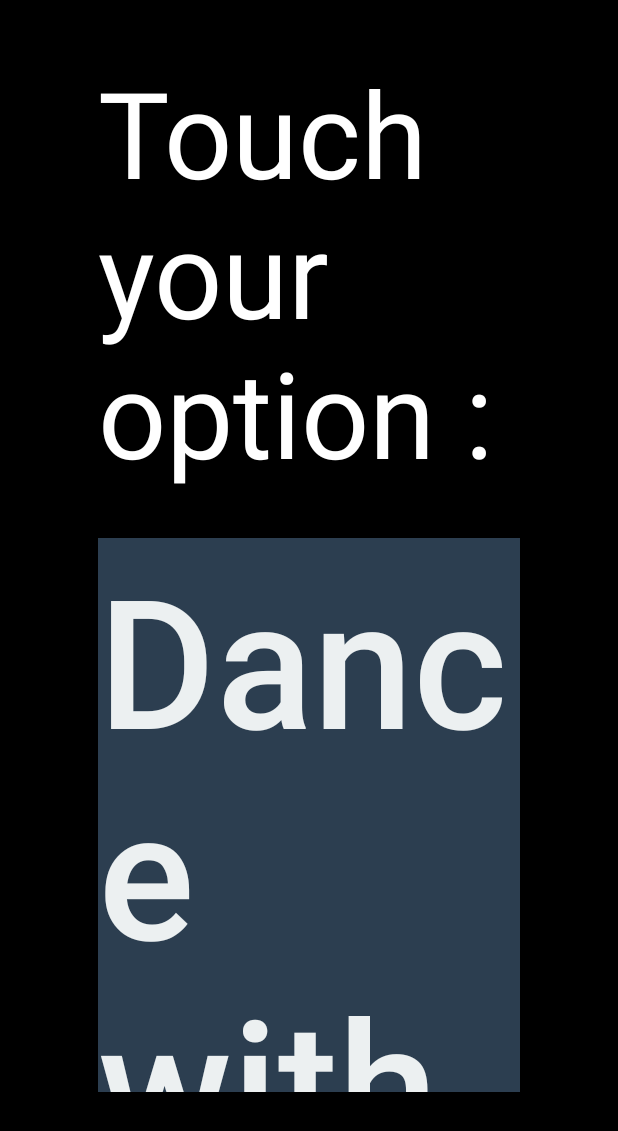
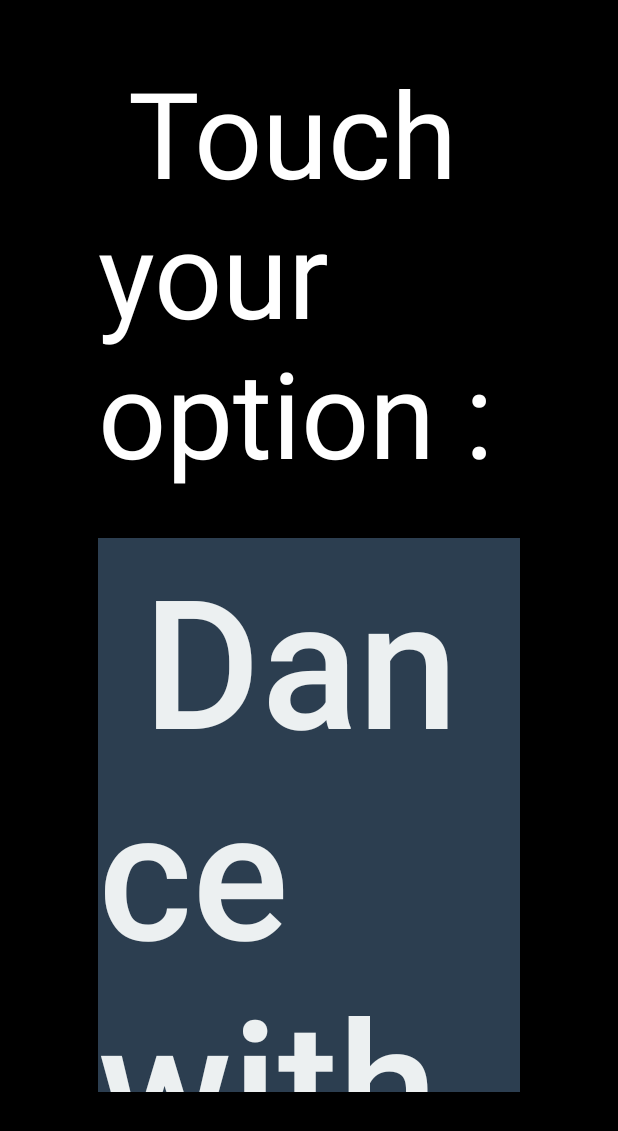
Before and after one commit to Wow-H/MainDacing, an Android app: the screen it shows after launch (StartActivity), on a phone screen of 412 x 824 dp. Shown: the top 1131 px of the screen. Run offline under Robolectric (Android 15) with nearby library versions, the phone set to English and light mode, and no system bars; libraries missing offline, so code that uses them is left out: com.asus.robotframework; 4 statements that could not run were skipped.

Commit message:
修改字串

```diff
--- a/MainDancing/src/main/res/values/strings.xml
+++ b/MainDancing/src/main/res/values/strings.xml
@@ -11,8 +11,8 @@
     <string name="SA_Welcome">Welcome to happy dancing</string>
 
     <!-- layout -->
-    <string name="dacneWithme"> Dance with me</string>
-    <string name="zenbosDance"> Zenbos\' dance</string>
-    <string name="demo"> Demo video</string>
-    <string name="touch"> Touch your option :</string>
+    <string name="dacneWithme"> &#160;Dance with me</string>
+    <string name="zenbosDance"> &#160;Zenbos\' dance</string>
+    <string name="demo">&#160; Demo video</string>
+    <string name="touch"> &#160;Touch your option :</string>
 </resources>
```
Also changed, not shown: 1 other file.
